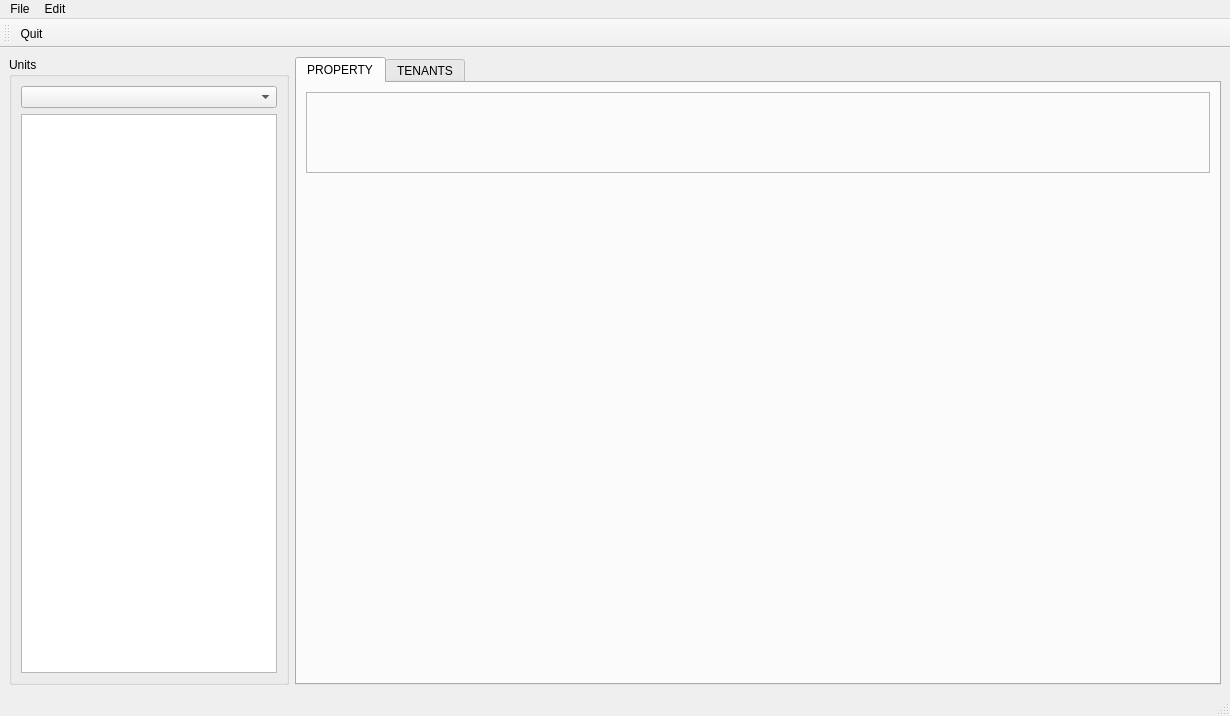
cdock1029/manor, file manor.ui: the form before one commit.
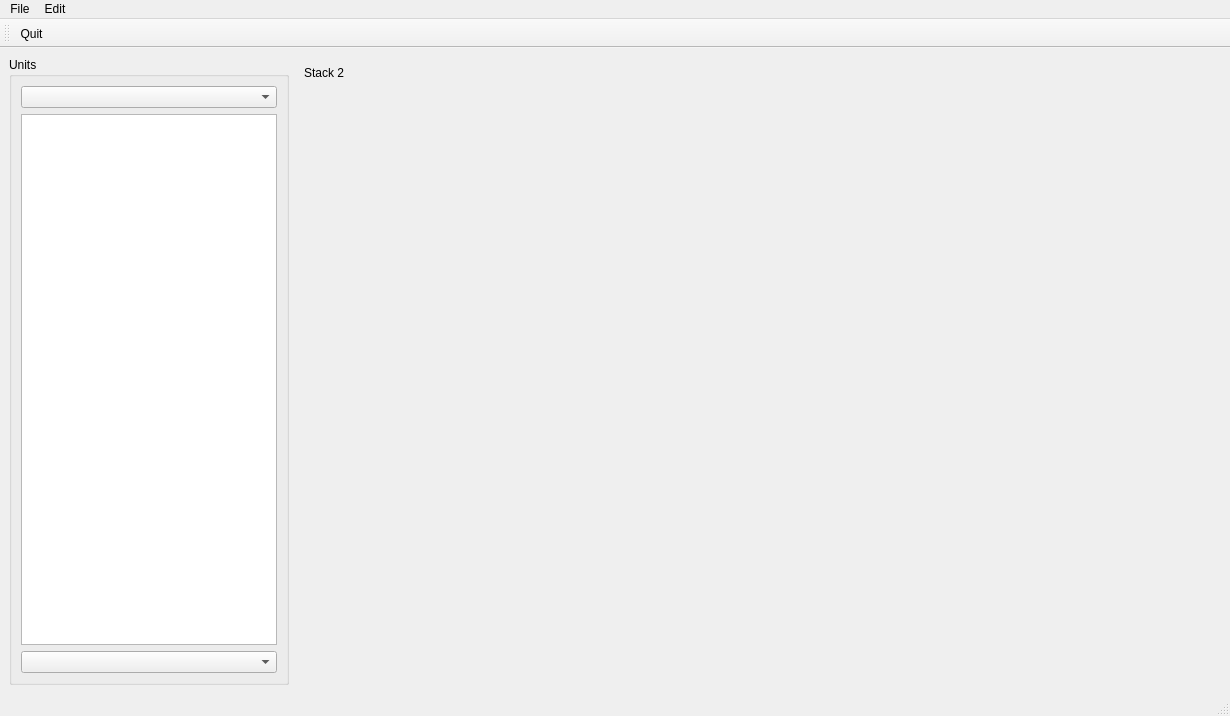
The form after the commit. Icons and pictures are not drawn.

Commit message: put pages inside stack WIP

What changed in the file:
```diff
--- a/manor.ui
+++ b/manor.ui
@@ -14,8 +14,8 @@
    <string>Manor</string>
   </property>
   <widget class="QWidget" name="centralwidget">
-   <layout class="QHBoxLayout" name="horizontalLayout">
-    <item>
+   <layout class="QGridLayout" name="gridLayout_2">
+    <item row="0" column="0">
      <widget class="QGroupBox" name="groupBox">
       <property name="title">
        <string>Units</string>
@@ -38,10 +38,20 @@
          </property>
         </widget>
        </item>
+       <item>
+        <widget class="QComboBox" name="page_combo"/>
+       </item>
       </layout>
      </widget>
     </item>
-    <item>
+    <item row="0" column="1">
+     <widget class="QStackedWidget" name="stackedWidget">
+      <property name="currentIndex">
+       <number>1</number>
+      </property>
+      <widget class="QWidget" name="page_1">
+       <layout class="QGridLayout" name="gridLayout_3">
+        <item row="0" column="0">
      <widget class="QTabWidget" name="tabWidget">
       <property name="sizePolicy">
        <sizepolicy hsizetype="Expanding" vsizetype="Expanding">
@@ -136,6 +146,34 @@
        <layout class="QGridLayout" name="gridLayout">
         <item row="0" column="0">
          <widget class="QTableView" name="tenants_table_view"/>
+            </item>
+           </layout>
+          </widget>
+         </widget>
+        </item>
+       </layout>
+      </widget>
+      <widget class="QWidget" name="page_3">
+       <layout class="QVBoxLayout" name="verticalLayout_4">
+        <item>
+         <widget class="QLabel" name="label">
+          <property name="text">
+           <string>Stack 2</string>
+          </property>
+         </widget>
+        </item>
+        <item>
+         <spacer name="verticalSpacer_2">
+          <property name="orientation">
+           <enum>Qt::Vertical</enum>
+          </property>
+          <property name="sizeHint" stdset="0">
+           <size>
+            <width>20</width>
+            <height>40</height>
+           </size>
+          </property>
+         </spacer>
         </item>
        </layout>
       </widget>
```
Lines whose indentation alone changed are shown as unchanged. The commit also changes 3 other files.
